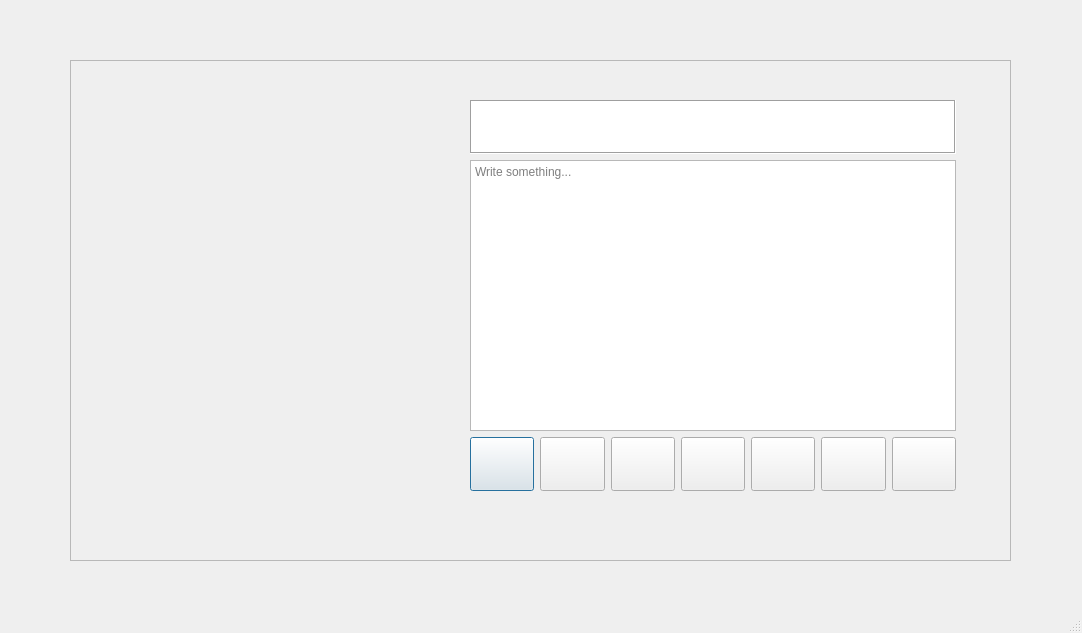
Above: mainwindow.ui from Bie-NHD/C-note-taking-app before the change. Below: the same form after it.
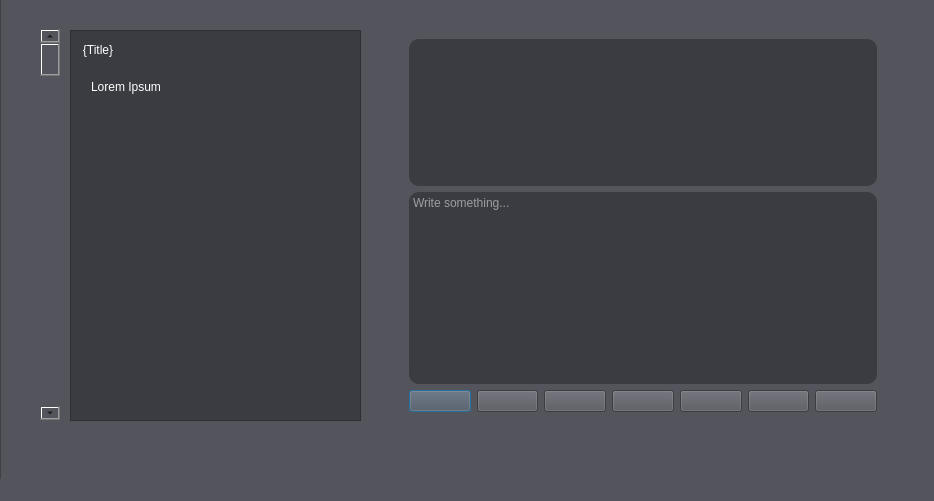
That is the form after the change. Icons and pictures are not drawn.

Patch:
```diff
--- a/mainwindow.ui
+++ b/mainwindow.ui
@@ -6,13 +6,17 @@
    <rect>
     <x>0</x>
     <y>0</y>
-    <width>1082</width>
-    <height>633</height>
+    <width>934</width>
+    <height>501</height>
    </rect>
   </property>
   <property name="windowTitle">
    <string>MainWindow</string>
   </property>
+  <property name="styleSheet">
+   <string notr="true">font: 13pt &quot;Poppins&quot;;
+background-color: #53545c</string>
+  </property>
   <property name="dockNestingEnabled">
    <bool>true</bool>
   </property>
@@ -20,8 +24,8 @@
    <widget class="QFrame" name="frame">
     <property name="geometry">
      <rect>
-      <x>70</x>
-      <y>60</y>
+      <x>0</x>
+      <y>-10</y>
       <width>941</width>
       <height>501</height>
      </rect>
@@ -38,34 +42,7 @@
     <property name="midLineWidth">
      <number>1</number>
     </property>
-    <widget class="QWidget" name="verticalLayoutWidget">
-     <property name="geometry">
-      <rect>
-       <x>10</x>
-       <y>40</y>
-       <width>371</width>
-       <height>391</height>
-      </rect>
-     </property>
-     <layout class="QVBoxLayout" name="verticalLayout">
-      <property name="spacing">
-       <number>15</number>
-      </property>
-      <property name="leftMargin">
-       <number>10</number>
-      </property>
-      <property name="topMargin">
-       <number>10</number>
-      </property>
-      <property name="rightMargin">
-       <number>10</number>
-      </property>
-      <property name="bottomMargin">
-       <number>10</number>
-      </property>
-     </layout>
-    </widget>
-    <widget class="QWidget" name="verticalLayoutWidget_2">
+    <widget class="QFrame" name="verticalFrame_2">
      <property name="geometry">
       <rect>
        <x>400</x>
@@ -74,7 +51,11 @@
        <height>391</height>
       </rect>
      </property>
-     <layout class="QVBoxLayout" name="verticalLayout_2" stretch="1,5,1">
+     <property name="styleSheet">
+      <string notr="true">
+color: white;</string>
+     </property>
+     <layout class="QVBoxLayout" name="verticalLayout_2" stretch="1,0,0">
       <item>
        <widget class="QPlainTextEdit" name="plainTextEdit">
         <property name="sizePolicy">
@@ -89,8 +70,16 @@
           <height>50</height>
          </size>
         </property>
+        <property name="cursor" stdset="0">
+         <cursorShape>IBeamCursor</cursorShape>
+        </property>
+        <property name="styleSheet">
+         <string notr="true">background-color:#3b3c42;
+ border-radius: 10px;
+padding: .2em;</string>
+        </property>
         <property name="frameShape">
-         <enum>QFrame::Box</enum>
+         <enum>QFrame::StyledPanel</enum>
         </property>
         <property name="verticalScrollBarPolicy">
          <enum>Qt::ScrollBarAlwaysOff</enum>
@@ -111,6 +100,17 @@
       </item>
       <item>
        <widget class="QTextEdit" name="textEdit">
+        <property name="cursor" stdset="0">
+         <cursorShape>IBeamCursor</cursorShape>
+        </property>
+        <property name="styleSheet">
+         <string notr="true">background-color:#3b3c42;
+ border-radius: 10px;
+padding: .2em;</string>
+        </property>
+        <property name="frameShape">
+         <enum>QFrame::Box</enum>
+        </property>
         <property name="verticalScrollBarPolicy">
          <enum>Qt::ScrollBarAsNeeded</enum>
         </property>
@@ -197,6 +197,10 @@
             <verstretch>0</verstretch>
            </sizepolicy>
           </property>
+          <property name="styleSheet">
+           <string notr="true">color: white;
+</string>
+          </property>
           <property name="text">
            <string/>
           </property>
@@ -288,6 +292,83 @@
       </item>
      </layout>
     </widget>
+    <widget class="QWidget" name="verticalLayoutWidget">
+     <property name="geometry">
+      <rect>
+       <x>70</x>
+       <y>40</y>
+       <width>291</width>
+       <height>391</height>
+      </rect>
+     </property>
+     <layout class="QVBoxLayout" name="verticalLayout">
+      <item>
+       <widget class="QScrollArea" name="scrollArea">
+        <property name="styleSheet">
+         <string notr="true">background-color:#3b3c42</string>
+        </property>
+        <property name="widgetResizable">
+         <bool>true</bool>
+        </property>
+        <widget class="QWidget" name="scrollAreaWidgetContents">
+         <property name="geometry">
+          <rect>
+           <x>0</x>
+           <y>0</y>
+           <width>287</width>
+           <height>387</height>
+          </rect>
+         </property>
+         <widget class="QGroupBox" name="groupBox">
+          <property name="geometry">
+           <rect>
+            <x>10</x>
+            <y>10</y>
+            <width>271</width>
+            <height>80</height>
+           </rect>
+          </property>
+          <property name="styleSheet">
+           <string notr="true">border: green solid 20px;
+font: 13pt &quot;Poppins&quot;;
+color: white;
+</string>
+          </property>
+          <property name="title">
+           <string>{Title}</string>
+          </property>
+          <widget class="QLabel" name="label_2">
+           <property name="geometry">
+            <rect>
+             <x>10</x>
+             <y>20</y>
+             <width>251</width>
+             <height>51</height>
+            </rect>
+           </property>
+           <property name="text">
+            <string>Lorem Ipsum</string>
+           </property>
+          </widget>
+         </widget>
+        </widget>
+       </widget>
+      </item>
+     </layout>
+    </widget>
+    <widget class="QScrollBar" name="verticalScrollBar">
+     <property name="geometry">
+      <rect>
+       <x>40</x>
+       <y>39</y>
+       <width>20</width>
+       <height>391</height>
+      </rect>
+     </property>
+     <property name="orientation">
+      <enum>Qt::Vertical</enum>
+     </property>
+    </widget>
    </widget>
   </widget>
   <widget class="QMenuBar" name="menubar">
```
Left out of the diff: 8 changed lines with no effect on the pictures.
